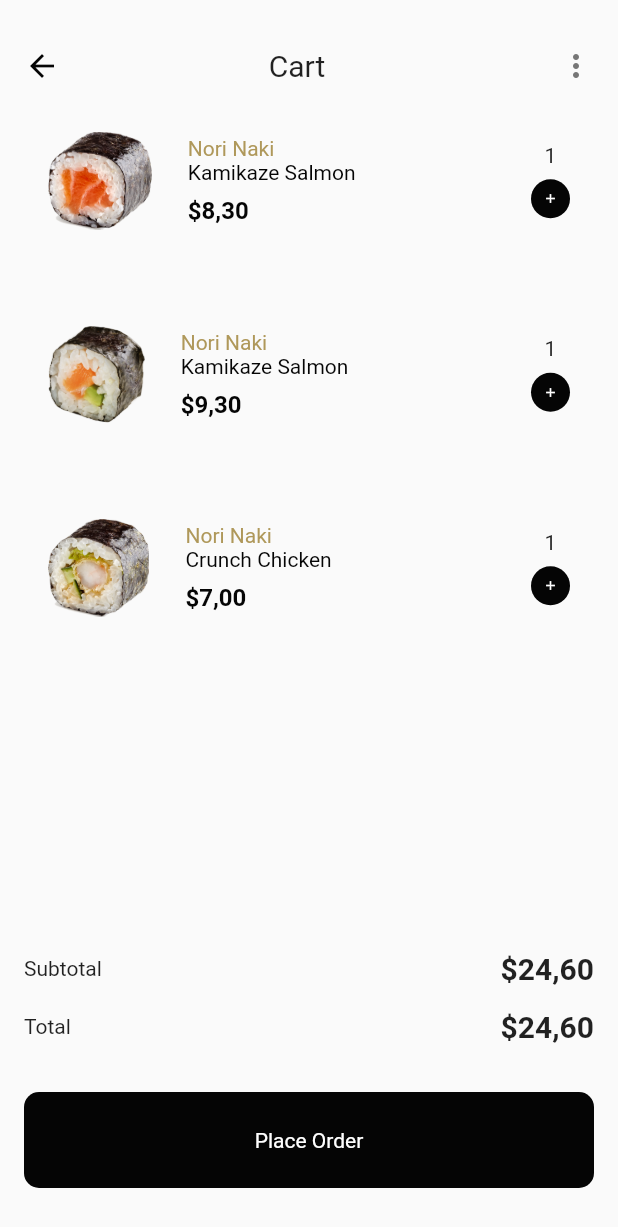
After one commit to azzamhanif/sushi_app, a Flutter app: the CartPage screen opened by its route, on a phone screen of 412 x 824 dp. The commit adds this screen. Shown: the top 1227 px of the screen. Run offline on Flutter 3.47's test engine with Material 2 defaults, Android fonts, the phone set to English and light mode, and no system bars; drawn by our look-alikes of entry; our stand-ins replace carousel_slider, get.

Commit message:
Sushi App - Cart Page

```diff
--- a/lib/helper/routes.dart
+++ b/lib/helper/routes.dart
@@ -1,4 +1,5 @@
 import 'package:get/route_manager.dart';
+import 'package:sushi_app/view/cart_page.dart';
 import 'package:sushi_app/view/detail_product_page.dart';
 import 'package:sushi_app/view/home_page.dart';
 import 'package:sushi_app/view/onboarding_page.dart';
@@ -22,5 +23,10 @@ Routes(){
       page: ()=>DetailProduct(),
       transition: Transition.fadeIn
     ),
+    GetPage(
+      name: '/cart',
+      page: ()=>CartPage(),
+      transition: Transition.fadeIn
+    ),
   ];
 }
--- /dev/null
+++ b/lib/view/cart_page.dart
@@ -0,0 +1,250 @@
+import 'package:carousel_slider/carousel_slider.dart';
+import 'package:entry/entry.dart';
+import 'package:flutter/material.dart';
+import 'package:get/get.dart';
+import 'package:get/route_manager.dart';
+import 'package:sushi_app/helper/pallete.dart';
+import 'package:sushi_app/helper/widget_helper.dart';
+import 'package:sushi_app/model/product_model.dart';
+
+class CartPage extends StatefulWidget {
+  const CartPage({Key? key}) : super(key: key);
+
+  @override
+  State<CartPage> createState() => _CartPageState();
+}
+
+class _CartPageState extends State<CartPage> {
+  late ProductModel item;
+  var qty = 1;
+  var amount = 0.0;
+
+
+  @override
+  void initState() {
+
+    super.initState();
+  }
+
+  List<dynamic> items = [
+    {
+      'image': 'assets/sushi_1.png',
+      'subtitle': 'Nori Naki',
+      'title': 'Kamikaze Salmon',
+      'price': '8,30'
+    },
+    {
+      'image': 'assets/sushi_2.png',
+      'subtitle': 'Nori Naki',
+      'title': 'Kamikaze Salmon',
+      'price': '9,30'
+    },
+    {
+      'image': 'assets/sushi_3.png',
+      'subtitle': 'Nori Naki',
+      'title': 'Crunch Chicken',
+      'price': '7,00'
+    },
+
+  ];
+
+  Widget buildItemList({image,title,price,subtitle}){
+
+    return Container(
+      margin: EdgeInsets.only(left: 16,right: 16,bottom: 64),
+      child: Row(
+        mainAxisAlignment: MainAxisAlignment.spaceBetween,
+        children: [
+          Container(
+            child: Image.asset(image,height: 65,),
+          ),
+          SizedBox(width: 24,),
+          Expanded(
+            child: Align(
+              alignment: Alignment.topLeft,
+              child: Container(
+                child: Column(
+                  crossAxisAlignment: CrossAxisAlignment.start,
+                  children: [
+                    Text(subtitle,style: TextStyle(color: Palete.accentColor),),
+                    Text(title,style: TextStyle(color: Palete.primaryColor,fontSize: 14),),
+                    SizedBox(height: 8,),
+                    Text('\$'+price,style: TextStyle(color: Palete.primaryColor,fontSize: 16,fontWeight: FontWeight.bold),)
+                  ],
+                ),
+              ),
+            ),
+          ),
+          Container(
+            child: Column(
+              children: [
+                Text('1'),
+                SizedBox(height: 8,),
+                Container(
+                  padding: EdgeInsets.all(8),
+                  decoration: BoxDecoration(
+                    shape: BoxShape.circle,
+                    color: Palete.primaryColor
+                  ),
+                  child: Icon(Icons.add,color: Colors.white,size: 10,),
+                )
+              ],
+            ),
+          )
+        ],
+      ),
+    );
+  }
+
+  @override
+  Widget build(BuildContext context) {
+    return Scaffold(
+      body: SafeArea(
+        child: Container(
+          child: Column(
+            crossAxisAlignment: CrossAxisAlignment.start,
+            children: [
+              SizedBox(height: 32,),
+
+              Container(
+                margin: EdgeInsets.symmetric(horizontal: 16),
+                child: Row(
+                  mainAxisAlignment: MainAxisAlignment.spaceBetween,
+                  children: [
+                    Align(
+                      alignment: Alignment.topLeft,
+                      child: InkWell(
+                        onTap: (){
+                          Get.back();
+                        },
+                        child: WidgetHelper.entryAnimation(
+                          child: ClipRect(
+                            child: Icon(Icons.arrow_back,color: Palete.primaryColor,),
+                          ),
+                        ),
+                      ),
+                    ),
+                    Expanded(
+                      child: Align(
+                        alignment: Alignment.center,
+                        child: WidgetHelper.entryAnimation(
+                          child: Container(
+                            child: Text('Cart',style: TextStyle(fontSize: 20),),
+                          ),
+                        ),
+                      ),
+                    ),
+                    SizedBox(width: 16,),
+                    WidgetHelper.entryAnimation(
+                      child: Container(
+                        child: Icon(Icons.more_vert,color: Palete.secondaryColor,),
+                      ),
+                    )
+                  ],
+                ),
+              ),
+
+              SizedBox(height: 32,),
+              ///First Section
+              WidgetHelper.entryAnimation(
+                delayed: 300,
+                child: Container(
+                  margin: EdgeInsets.symmetric(horizontal: 16),
+                  width: Get.width*.5,
+                  child: Container(),
+                ),
+              ),
+              WidgetHelper.entryAnimation(
+                delayed: 300,
+                child: Container(
+                  margin: EdgeInsets.symmetric(horizontal: 16),
+                  width: Get.width*.5,
+                  child: Container()
+                ),
+              ),
+              // SizedBox(height: 32,),
+
+              ///Section 2
+              Expanded(
+                child: Container(
+                  margin: EdgeInsets.symmetric(horizontal: 16),
+                  child: ListView.builder(
+                    itemCount: items.length,
+                    itemBuilder: (context,index){
+                      return WidgetHelper.entryAnimation(
+                        delayed: 400+(index*100),
+                        child: buildItemList(
+                          image: items[index]['image'],
+                          subtitle: items[index]['subtitle'],
+                          title: items[index]['title'],
+                          price: items[index]['price']
+                        ),
+                      );
+                    }
+                  ),
+                )
+              ),
+
+              SizedBox(height: 32,),
+
+              ///Section 3
+              WidgetHelper.entryAnimation(
+                delayed: 600,
+                child: Container(
+                  margin: EdgeInsets.symmetric(horizontal: 16),
+                  child: Container(),
+                ),
+              ),
+              SizedBox(height: 32,),
+              WidgetHelper.entryAnimation(
+                delayed: 650,
+                child: Container(
+                  margin: EdgeInsets.symmetric(horizontal: 16),
+                  child: Row(
+                    mainAxisAlignment: MainAxisAlignment.spaceBetween,
+                    children: [
+                      Text('Subtotal',),
+                      Text('\$24,60',style: TextStyle(fontSize: 20,fontWeight: FontWeight.bold))
+                    ],
+                  )
+                ),
+              ),
+              SizedBox(height: 16,),
+              WidgetHelper.entryAnimation(
+                delayed: 700,
+                child: Container(
+                  margin: EdgeInsets.symmetric(horizontal: 16),
+                  child: Row(
+                    mainAxisAlignment: MainAxisAlignment.spaceBetween,
+                    children: [
+                      Text('Total',),
+                      Text('\$24,60',style: TextStyle(fontSize: 20,fontWeight: FontWeight.bold))
+                    ],
+                  )
+                ),
+              ),
+              SizedBox(height: 32,),
+              WidgetHelper.entryAnimation(
+                delayed: 700,
+                child: Container(
+                  width: Get.width,
+                  padding: EdgeInsets.symmetric(horizontal: 8,vertical: 24),
+                  decoration: BoxDecoration(
+                    color: Palete.primaryColor,
+                    borderRadius: BorderRadius.circular(10)
+                  ),
+                  margin: EdgeInsets.symmetric(horizontal: 16),
+                  child: Align(
+                    alignment: Alignment.center,
+                    child: Text('Place Order',style: TextStyle(color: Colors.white),))
+                ),
+              ),
+
+              SizedBox(height: 32,),
+            ],
+          ),
+        ),
+      ),
+    );
+  }
+}
--- a/lib/view/detail_product_page.dart
+++ b/lib/view/detail_product_page.dart
@@ -280,6 +280,10 @@ class _DetailProductState extends State<DetailProduct> {
                 SizedBox(height: 32,),
                 WidgetHelper.entryAnimation(
                   delayed: 700,
+                  child: InkWell(
+                    onTap: (){
+                      Get.toNamed('/cart');
+                    },
                     child: Container(
                       width: Get.width,
                       padding: EdgeInsets.symmetric(horizontal: 8,vertical: 24),
@@ -293,6 +297,7 @@ class _DetailProductState extends State<DetailProduct> {
                         child: Text('Buy Now',style: TextStyle(color: Colors.white),))
                     ),
                   ),
+                ),
 
                 SizedBox(height: 32,),
               ],
```
Lines whose indentation alone changed are shown as unchanged.
